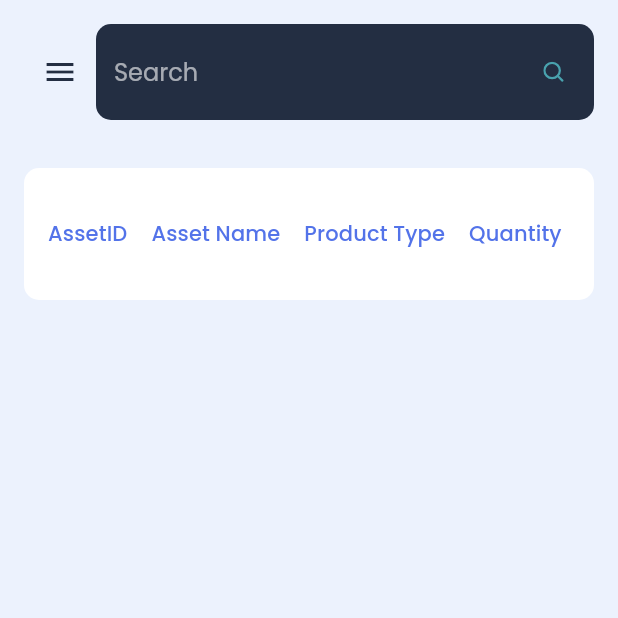
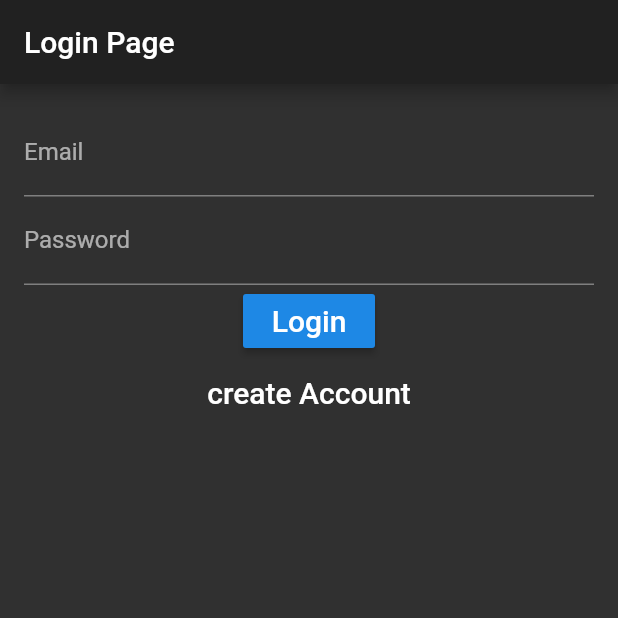
Before and after one commit to samedbcr/asset-management-app, a Flutter app: the screen it shows after launch, on a phone screen of 412 x 824 dp, the top half of it. Run offline on Flutter 3.47's test engine with Material 2 defaults, Android fonts, the phone set to English and light mode, and no system bars; our stand-ins replace cloud_firestore, firebase_auth, firebase_core, fl_chart, flutter_svg, google_fonts; accounts and stored records are empty.

Commit message:
Login page added and its fully functional.

```diff
--- /dev/null
+++ b/lib/home_page.dart
@@ -0,0 +1,108 @@
+import 'package:admin/constants.dart';
+import 'package:admin/controllers/MenuController.dart';
+import 'package:admin/login/login.dart';
+import 'package:admin/screens/main/all_licenses.dart';
+import 'package:admin/screens/main/assets.dart';
+import 'package:admin/screens/main/dashboard.dart';
+import 'package:admin/screens/main/order_requests.dart';
+import 'package:admin/theme/constants.dart';
+import 'package:firebase_core/firebase_core.dart';
+import 'package:flutter/material.dart';
+import 'package:google_fonts/google_fonts.dart';
+import 'package:provider/provider.dart';
+import "package:admin/login/auth.dart";
+import 'screens/main/all_activities.dart';
+import 'screens/main/all_employees.dart';
+
+void main() async {
+  WidgetsFlutterBinding.ensureInitialized();
+  await Firebase.initializeApp();
+  runApp(MyHomePage());
+}
+
+class MyHomePage extends StatefulWidget {
+  MyHomePage({Key key, this.auth, this.onSignedOut, this.userId})
+      : super(key: key);
+
+  final String title = "HomePage";
+  final BaseAuth auth;
+  final VoidCallback onSignedOut;
+  final String userId;
+
+  @override
+  _MyHomePageState createState() => _MyHomePageState();
+  // This widget is the root of your application.
+}
+
+class _MyHomePageState extends State<MyHomePage> {
+  @override
+  Widget build(BuildContext context) {
+    return MaterialApp(
+      debugShowCheckedModeBanner: false,
+      title: 'Asset Management',
+      theme: ThemeData.dark().copyWith(
+        scaffoldBackgroundColor: AppConstants.backgroundColor,
+        textTheme: GoogleFonts.poppinsTextTheme(Theme.of(context).textTheme)
+            .apply(bodyColor: Colors.black),
+        canvasColor: AppConstants.sidebarColor,
+      ),
+      initialRoute: '/assets',
+      routes: {
+        '/': (context) => Login(),
+        '/dashboard': (context) => MultiProvider(
+              providers: [
+                ChangeNotifierProvider(
+                  create: (context) => MenuController(),
+                ),
+              ],
+              child:
+                  Dashboard(auth: widget.auth, onSignedOut: widget.onSignedOut),
+            ),
+        '/assets': (context) => MultiProvider(
+              providers: [
+                ChangeNotifierProvider(
+                  create: (context) => MenuController(),
+                ),
+              ],
+              child: Assets(auth: widget.auth, onSignedOut: widget.onSignedOut),
+            ),
+        '/licenses': (context) => MultiProvider(
+              providers: [
+                ChangeNotifierProvider(
+                  create: (context) => MenuController(),
+                ),
+              ],
+              child:
+                  Licenses(auth: widget.auth, onSignedOut: widget.onSignedOut),
+            ),
+        '/employees': (context) => MultiProvider(
+              providers: [
+                ChangeNotifierProvider(
+                  create: (context) => MenuController(),
+                ),
+              ],
+              child:
+                  Employees(auth: widget.auth, onSignedOut: widget.onSignedOut),
+            ),
+        '/orderRequests': (context) => MultiProvider(
+              providers: [
+                ChangeNotifierProvider(
+                  create: (context) => MenuController(),
+                ),
+              ],
+              child: OrderRequests(
+                  auth: widget.auth, onSignedOut: widget.onSignedOut),
+            ),
+        '/allActivities': (context) => MultiProvider(
+              providers: [
+                ChangeNotifierProvider(
+                  create: (context) => MenuController(),
+                ),
+              ],
+              child: AllActivities(
+                  auth: widget.auth, onSignedOut: widget.onSignedOut),
+            ),
+      },
+    );
+  }
+}
--- /dev/null
+++ b/lib/login/auth.dart
@@ -0,0 +1,34 @@
+import 'package:firebase_auth/firebase_auth.dart';
+
+abstract class BaseAuth {
+  Future<String> signInWithEmailAndPassword(String email, String password);
+  Future<String> createUserWithEmailAndPassword(String email, String password);
+  Future<String> currentUser();
+  Future<void> signOut();
+}
+
+class Auth implements BaseAuth {
+  FirebaseAuth instance = FirebaseAuth.instance;
+  Future<String> signInWithEmailAndPassword(
+      String email, String password) async {
+    UserCredential user = await instance.signInWithEmailAndPassword(
+        email: email, password: password);
+    return user.user.uid;
+  }
+
+  Future<String> createUserWithEmailAndPassword(
+      String email, String password) async {
+    UserCredential user = await instance.createUserWithEmailAndPassword(
+        email: email, password: password);
+    return user.user.uid;
+  }
+
+  Future<String> currentUser() async {
+    User user = instance.currentUser;
+    return user.uid;
+  }
+
+  Future<void> signOut() async {
+    return FirebaseAuth.instance.signOut();
+  }
+}
--- /dev/null
+++ b/lib/login/login_page.dart
@@ -0,0 +1,138 @@
+import 'package:flutter/material.dart';
+// import 'package:firebase_core/firebase_core.dart';
+import 'package:flutter/rendering.dart';
+import 'package:flutter/services.dart';
+//import 'package:personal_tool_bag/auth.dart';
+import "auth.dart";
+
+class LoginPage extends StatefulWidget {
+  LoginPage({Key key, this.title, this.auth, this.onSignedIn})
+      : super(key: key);
+  final BaseAuth auth;
+  final String title;
+  final VoidCallback onSignedIn;
+
+  //final VoidCallback onSignIn;
+
+  @override
+  _LoginPageState createState() => new _LoginPageState();
+}
+
+enum FormType { login, register }
+
+class _LoginPageState extends State<LoginPage> {
+  final formKey = new GlobalKey<FormState>();
+  String _email;
+  String _password;
+  FormType _formType = FormType.login;
+
+  bool _validateAndSave() {
+    final form = formKey.currentState;
+
+    if (form.validate()) {
+      form.save();
+      return true;
+    } else {
+      return false;
+    }
+  }
+
+  void moveToRegister() {
+    setState(() {
+      _formType = FormType.register;
+    });
+  }
+
+  void moveToLogin() {
+    setState(() {
+      _formType = FormType.login;
+    });
+  }
+
+  void validateAndSubmit() async {
+    if (_validateAndSave()) {
+      try {
+        if (_formType == FormType.login) {
+          String userId =
+              await widget.auth.signInWithEmailAndPassword(_email, _password);
+        } else {
+          String userId = await widget.auth
+              .createUserWithEmailAndPassword(_email, _password);
+        }
+        widget.onSignedIn();
+      } catch (e) {
+        print("error: $e");
+      }
+    }
+  }
+
+  @override
+  Widget build(BuildContext context) {
+    return new Scaffold(
+      appBar: new AppBar(
+        title: new Text("Login Page"),
+      ),
+      body: new Container(
+        padding: EdgeInsets.all(16.0),
+        child: new Form(
+            key: formKey,
+            child: new Column(children: _buildInputs() + _buildButtons())),
+      ),
+    );
+  }
+
+  List<Widget> _buildInputs() {
+    return [
+      new TextFormField(
+        keyboardType: TextInputType.emailAddress,
+        decoration: new InputDecoration(labelText: "Email"),
+        validator: (value) => value.isEmpty ? "E-mail cant be empty" : null,
+        onSaved: (value) => _email = value.toString(),
+      ),
+      new TextFormField(
+        decoration: new InputDecoration(labelText: "Password"),
+        validator: (value) => value.isEmpty ? "Password cant be empty" : null,
+        onSaved: (value) => _password = value.toString(),
+        obscureText: true,
+      )
+    ];
+  }
+
+  List<Widget> _buildButtons() {
+    if (_formType == FormType.login) {
+      return [
+        new RaisedButton(
+          onPressed: validateAndSubmit,
+          child: new Text(
+            "Login",
+            style: new TextStyle(fontSize: 20.0),
+          ),
+        ),
+        new FlatButton(
+          onPressed: moveToRegister,
+          child: new Text(
+            "create Account",
+            style: new TextStyle(fontSize: 20),
+          ),
+        )
+      ];
+    } else {
+      return [
+        new RaisedButton(
+          onPressed: validateAndSubmit,
+          child: new Text(
+            "Create an Account",
+            style: new TextStyle(fontSize: 20.0),
+          ),
+        ),
+        new FlatButton(
+          onPressed: moveToLogin,
+          child: new Text(
+            "Have an Account? Login",
+            style: new TextStyle(fontSize: 20),
+          ),
+        )
+      ];
+    }
+  }
+}
--- /dev/null
+++ b/lib/login/root_page.dart
@@ -0,0 +1,63 @@
+import "package:flutter/material.dart";
+import 'package:admin/home_page.dart';
+
+import "login_page.dart";
+import "auth.dart";
+
+void main() {}
+
+class RootPage extends StatefulWidget {
+  RootPage({this.auth});
+  final BaseAuth auth;
+  @override
+  State<StatefulWidget> createState() => new RootPageState();
+}
+
+enum AuthStatus { notSignedIn, signedIn }
+
+class RootPageState extends State<RootPage> {
+  AuthStatus _authStatus = AuthStatus.notSignedIn;
+  String userUid;
+
+  void initState() {
+    super.initState();
+    widget.auth.currentUser().then((userId) {
+      setState(() {
+        _authStatus =
+            userId == null ? AuthStatus.notSignedIn : AuthStatus.signedIn;
+        userUid = userId;
+      });
+    });
+  }
+
+  void _signedIn() {
+    setState(() {
+      _authStatus = AuthStatus.signedIn;
+    });
+  }
+
+  void signedOut() {
+    setState(() {
+      _authStatus = AuthStatus.notSignedIn;
+    });
+  }
+
+  @override
+  Widget build(BuildContext context) {
+    Widget page;
+    switch (_authStatus) {
+      case AuthStatus.notSignedIn:
+        page = new LoginPage(
+          auth: widget.auth,
+          onSignedIn: _signedIn,
+        );
+        break;
+
+      case AuthStatus.signedIn:
+        page = new MyHomePage(
+            auth: widget.auth, onSignedOut: signedOut, userId: userUid);
+        break;
+    }
+    return page;
+  }
+}
--- a/lib/main.dart
+++ b/lib/main.dart
@@ -1,18 +1,7 @@
-import 'package:admin/constants.dart';
-import 'package:admin/controllers/MenuController.dart';
-import 'package:admin/login/login.dart';
-import 'package:admin/screens/main/all_licenses.dart';
-import 'package:admin/screens/main/assets.dart';
-import 'package:admin/screens/main/dashboard.dart';
-import 'package:admin/screens/main/order_requests.dart';
-import 'package:admin/theme/constants.dart';
 import 'package:firebase_core/firebase_core.dart';
 import 'package:flutter/material.dart';
-import 'package:google_fonts/google_fonts.dart';
-import 'package:provider/provider.dart';
-
-import 'screens/main/all_activities.dart';
-import 'screens/main/all_employees.dart';
+import 'login/root_page.dart';
+import 'login/auth.dart';
 
 void main() async {
   WidgetsFlutterBinding.ensureInitialized();
@@ -25,66 +14,9 @@ class MyApp extends StatelessWidget {
   @override
   Widget build(BuildContext context) {
     return MaterialApp(
-      debugShowCheckedModeBanner: false,
-      title: 'Asset Management',
-      theme: ThemeData.dark().copyWith(
-        scaffoldBackgroundColor: AppConstants.backgroundColor,
-        textTheme: GoogleFonts.poppinsTextTheme(Theme.of(context).textTheme)
-            .apply(bodyColor: Colors.black),
-        canvasColor: AppConstants.sidebarColor,
-      ),
-      initialRoute: '/assets',
-      routes: {
-        '/': (context) => Login(),
-        '/dashboard': (context) => MultiProvider(
-              providers: [
-                ChangeNotifierProvider(
-                  create: (context) => MenuController(),
-                ),
-              ],
-              child: Dashboard(),
-            ),
-        '/assets': (context) => MultiProvider(
-              providers: [
-                ChangeNotifierProvider(
-                  create: (context) => MenuController(),
-                ),
-              ],
-              child: Assets(),
-            ),
-        '/licenses': (context) => MultiProvider(
-              providers: [
-                ChangeNotifierProvider(
-                  create: (context) => MenuController(),
-                ),
-              ],
-              child: Licenses(),
-            ),
-        '/employees': (context) => MultiProvider(
-              providers: [
-                ChangeNotifierProvider(
-                  create: (context) => MenuController(),
-                ),
-              ],
-              child: Employees(),
-            ),
-        '/orderRequests': (context) => MultiProvider(
-              providers: [
-                ChangeNotifierProvider(
-                  create: (context) => MenuController(),
-                ),
-              ],
-              child: OrderRequests(),
-            ),
-        '/allActivities': (context) => MultiProvider(
-              providers: [
-                ChangeNotifierProvider(
-                  create: (context) => MenuController(),
-                ),
-              ],
-              child: AllActivities(),
-            ),
-      },
+      title: '',
+      theme: ThemeData.dark(),
+      home: new RootPage(auth: new Auth()),
     );
   }
 }
--- a/pubspec.yaml
+++ b/pubspec.yaml
@@ -18,6 +18,8 @@ dependencies:
   provider: ^5.0.0
   firebase_core: ^1.2.0
   cloud_firestore: ^2.2.0
+  firebase_auth: ^1.2.0
+
 
 dev_dependencies:
   flutter_test:
```
Also changed, not shown: lib/screens/main/all_activities.dart (+15 -4 lines), lib/screens/main/all_employees.dart (+15 -4 lines), lib/screens/main/all_licenses.dart (+12 -2 lines), lib/screens/main/assets.dart (+15 -4 lines), lib/screens/main/components/side_menu.dart (+29 -5 lines), lib/screens/main/dashboard.dart (+15 -4 lines), lib/screens/main/order_requests.dart (+15 -3 lines), pubspec.lock.
